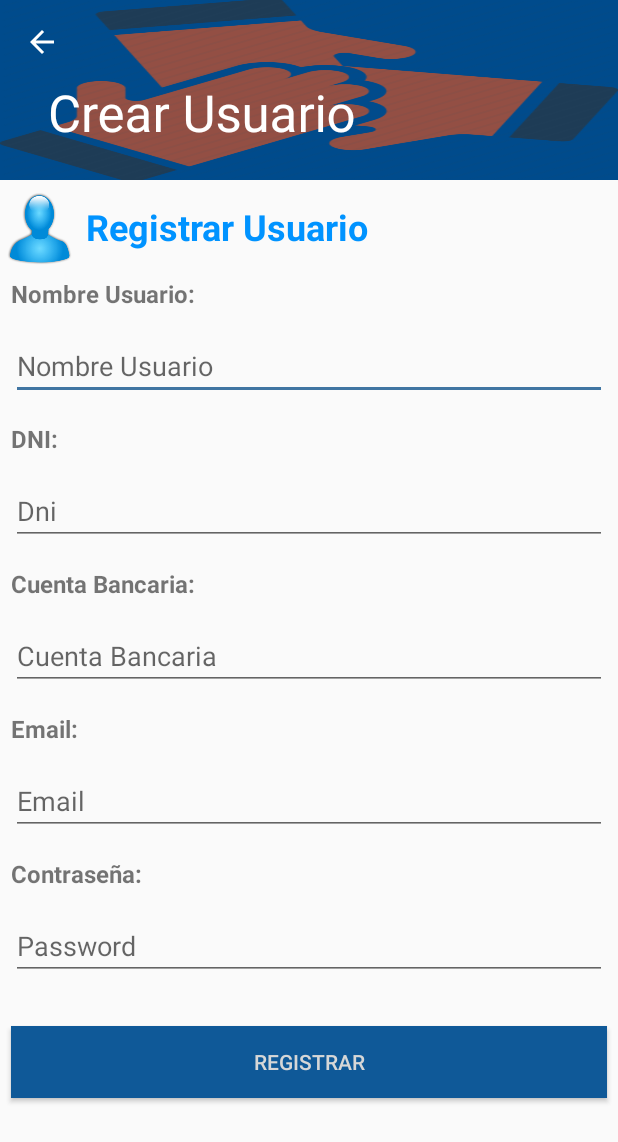
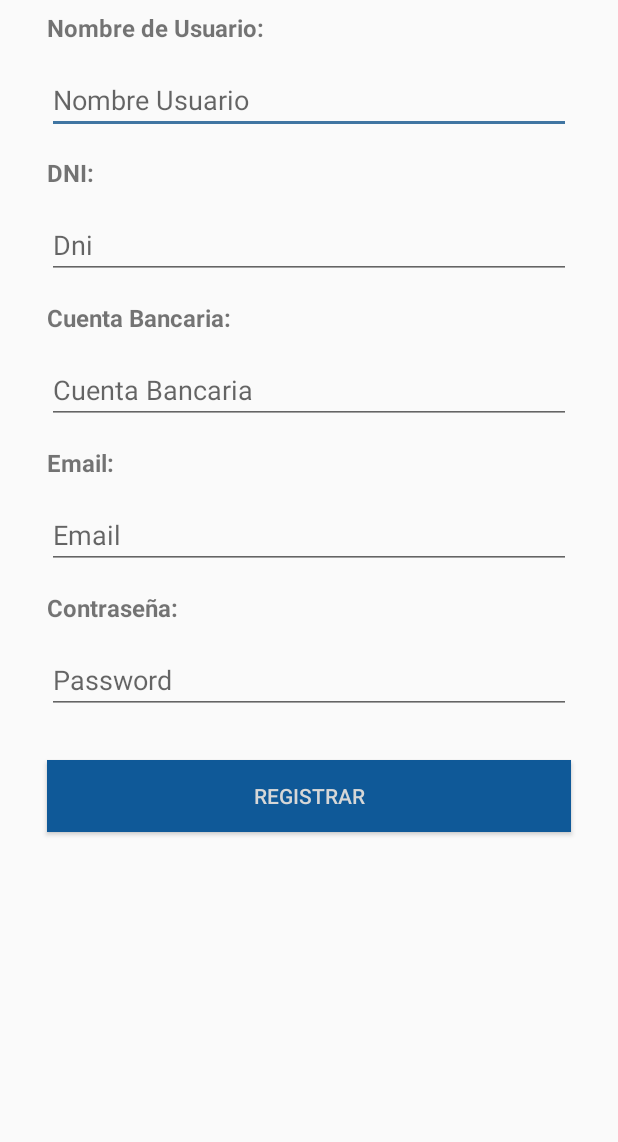
Before and after one commit to scyrizales/juntate, an Android app: the CrearUsuarioActivity screen opened directly, with no data from a screen before it, on a phone screen of 412 x 824 dp. Shown: the top 1142 px of the screen. Run offline under Robolectric (Android 15) with nearby library versions, the phone set to English and light mode, and no system bars.

Commit message:
Merge branch 'master' of github.com:scyrizales/juntate
# Conflicts:
#	app/app/src/main/res/menu/activity_main_drawer.xml

```diff
--- a/app/app/src/main/res/layout/activity_crear_usuario.xml
+++ b/app/app/src/main/res/layout/activity_crear_usuario.xml
@@ -8,44 +8,6 @@
     android:fitsSystemWindows="true"
     tools:context=".CrearUsuarioActivity">
 
-    <android.support.design.widget.AppBarLayout
-        android:id="@+id/appbar"
-        android:layout_width="match_parent"
-        android:layout_height="wrap_content"
-        android:theme="@style/AppTheme.AppBarOverlay">
-
-        <android.support.design.widget.CollapsingToolbarLayout
-            android:layout_width="match_parent"
-            android:layout_height="120dp"
-            app:contentScrim="@color/colorPrimary"
-            app:layout_scrollFlags="scroll|exitUntilCollapsed">
-
-            <ImageView
-                android:layout_width="match_parent"
-                android:layout_height="wrap_content"
-                android:background="@drawable/junta_img"
-                android:fitsSystemWindows="true" />
-
-            <View
-                android:layout_width="match_parent"
-                android:layout_height="match_parent"
-                android:alpha="0.4"
-                android:background="@color/colorPrimary" />
-
-            <android.support.v7.widget.Toolbar
-                android:id="@+id/toolbar"
-                android:layout_width="match_parent"
-                android:layout_height="?attr/actionBarSize"
-                app:layout_collapseMode="pin"
-                app:navigationIcon="?attr/homeAsUpIndicator"
-                app:popupTheme="@style/AppTheme.PopupOverlay">
-
-            </android.support.v7.widget.Toolbar>
-
-        </android.support.design.widget.CollapsingToolbarLayout>
-
-    </android.support.design.widget.AppBarLayout>
-
     <android.support.v4.widget.NestedScrollView xmlns:app="http://schemas.android.com/apk/res-auto"
         android:layout_width="match_parent"
         app:layout_behavior="@string/appbar_scrolling_view_behavior"
@@ -54,31 +16,8 @@
         <LinearLayout
             android:layout_width="match_parent"
             android:layout_height="match_parent"
-            android:orientation="vertical">
-
-            <LinearLayout
-                android:layout_marginTop="7dp"
-                android:orientation="horizontal"
-                android:layout_width="match_parent"
-                android:layout_height="wrap_content">
-
-                <ImageView
-                    android:layout_centerHorizontal="true"
-                    android:layout_width="50dp"
-                    android:src="@drawable/profile_icon_login"
-                    android:layout_height="50dp" />
-
-                <TextView
-                    android:id="@+id/tituloFormProfile"
-                    android:layout_margin="7dp"
-                    android:layout_width="wrap_content"
-                    android:layout_height="wrap_content"
-                    android:textColor="@color/sample_primary"
-                    android:textSize="24dp"
-                    android:textStyle="bold"
-                    android:text="Registrar Usuario" />
-
-            </LinearLayout>
+            android:orientation="vertical"
+            android:paddingHorizontal="24dp">
 
             <TextView
                 android:layout_margin="7dp"
@@ -87,7 +26,7 @@
                 android:textStyle="bold"
                 android:layout_width="wrap_content"
                 android:layout_height="wrap_content"
-                android:text="Nombre Usuario:" />
+                android:text="Nombre de Usuario:" />
 
             <EditText
                 android:id="@+id/ProfileName"
@@ -131,7 +70,7 @@
                 android:ems="5"
                 android:hint="Cuenta Bancaria"
                 android:layout_margin="7dp"
-                android:inputType="textPersonName" />
+                android:inputType="number" />
 
             <TextView
                 android:layout_margin="7dp"
```
